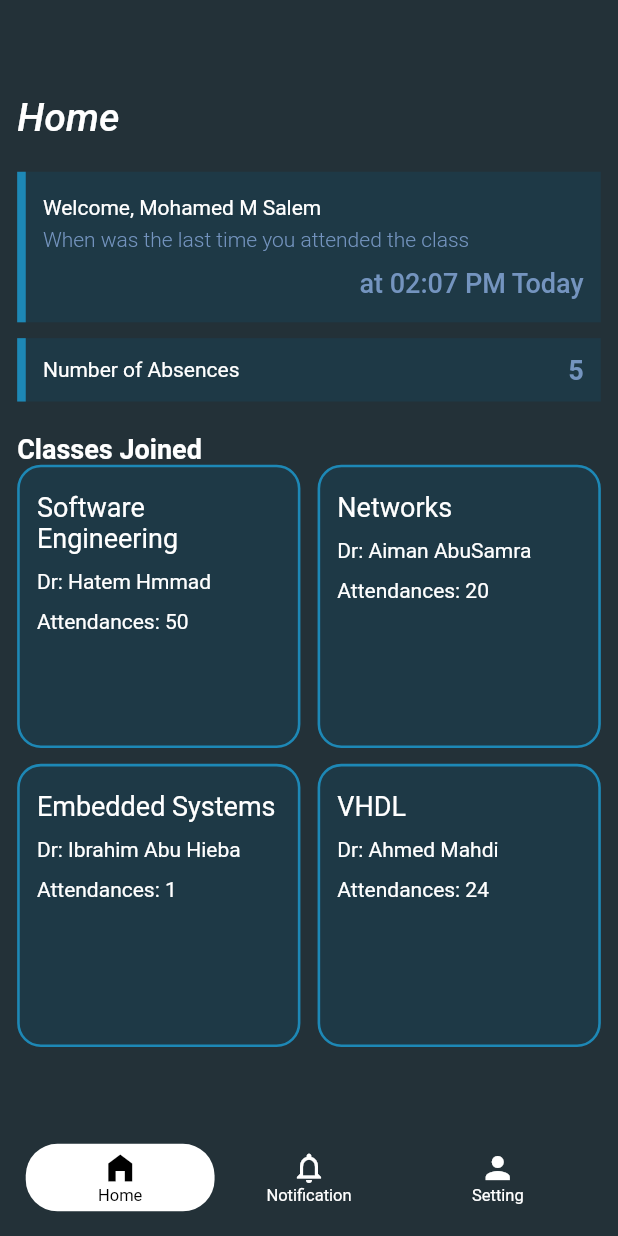
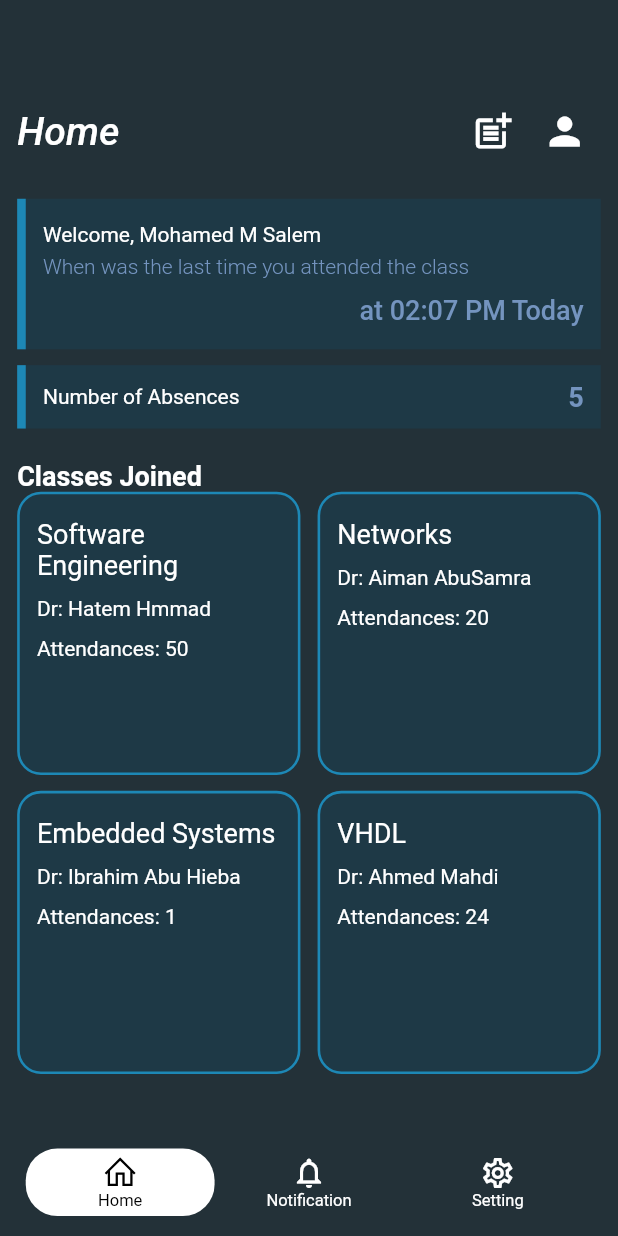
Before and after one commit to Mohamed-Salem7/attendance, a Flutter app: the MainLayout screen opened directly, on a phone screen of 412 x 824 dp. Run offline on Flutter 3.47's test engine with Material 2 defaults, Android fonts, the phone set to English and light mode, and no system bars; drawn by our look-alikes of floating_bottom_navigation_bar; our stand-ins replace flutter_bloc, flutter_onboarding_slider, flutter_screenutil, get, line_icons, qr_flutter and 1 more; missing offline and left inert: qr_code_scanner; accounts and stored records are empty.

```diff
--- a/lib/feature/presntation/view/home_page/home_screen.dart
+++ b/lib/feature/presntation/view/home_page/home_screen.dart
@@ -9,6 +9,7 @@ import 'package:attendance_app/feature/presntation/view/home_page/scan_qr/scan_q
 import 'package:flutter/material.dart';
 import 'package:flutter_screenutil/flutter_screenutil.dart';
 import 'package:get/get.dart';
+import 'package:line_icons/line_icon.dart';
 
 class HomeScreen extends StatelessWidget {
   const HomeScreen({Key? key}) : super(key: key);
@@ -42,6 +43,8 @@ class HomeScreen extends StatelessWidget {
               SizedBox(
                 height: 40.h,
               ),
+              Row(
+                children: [
                   Text(
                     languageApp == 'Arabic'? AppStrings.homeScreenAr : AppStrings.homeScreenEn,
                     style: TextStyle(
@@ -50,6 +53,11 @@ class HomeScreen extends StatelessWidget {
                       fontStyle: FontStyle.italic,
                       color: Colors.white,
                     ),
+                  ),
+                  const Spacer(),
+                  IconButton(onPressed: (){}, icon: Icon(Icons.post_add,color: Colors.white,size: 30.spMin,),),
+                  IconButton(onPressed: (){}, icon: Icon(Icons.person,color: Colors.white,size: 30.spMin,),),
+                ],
               ),
               SizedBox(
                 height: 20.h,
--- a/lib/feature/presntation/view/main_layout/main_layout.dart
+++ b/lib/feature/presntation/view/main_layout/main_layout.dart
@@ -6,6 +6,7 @@ import 'package:floating_bottom_navigation_bar/floating_bottom_navigation_bar.da
 import 'package:flutter/material.dart';
 import 'package:flutter_bloc/flutter_bloc.dart';
 import 'package:flutter_screenutil/flutter_screenutil.dart';
+import 'package:line_icons/line_icon.dart';
 
 class MainLayout extends StatelessWidget {
   const MainLayout({Key? key}) : super(key: key);
@@ -25,32 +26,23 @@ class MainLayout extends StatelessWidget {
               backgroundColor: AppColor.primary2Color,
               itemBorderRadius: 20.r,
               borderRadius: 20.r,
-              margin:  EdgeInsets.only(bottom: 8.h,left: 8.w,right: 8.w),
+              margin:  EdgeInsets.only(bottom: 5.h,left: 8.w,right: 8.w),
               onTap: (value) {
                 cubit.changeIndex(value);
               },
               items: [
-                /// Home
                 FloatingNavbarItem(
-                    icon: Icons.home_filled,
+                    icon: LineIcon.home().icon,
                     title: 'Home'
-                    /*selectedColor: AppColor.primaryColor,
-                    unselectedColor: Colors.grey,*/
                 ),
-                /// Records
                 FloatingNavbarItem(
-                    icon: Icons.notifications_none_outlined,
-                    title: 'Notification'
-                    /*selectedColor: AppColor.primaryColor,
-                    unselectedColor: Colors.grey,*/
+                    icon: Icons.notifications_none,
+                    title: 'Notification',
                 ),
-                /// Profile
                 FloatingNavbarItem(
-                    icon: Icons.person,
+                    icon: Icons.settings_outlined,
                   title: 'Setting'
                 ),
-                    /*selectedColor: AppColor.primaryColor,
-                    unselectedColor: Colors.grey),*/
               ],
             ),
           ),
--- a/lib/feature/presntation/view/setting_page/setting_screen.dart
+++ b/lib/feature/presntation/view/setting_page/setting_screen.dart
@@ -12,6 +12,7 @@ import 'package:flutter/material.dart';
 import 'package:flutter_bloc/flutter_bloc.dart';
 import 'package:flutter_screenutil/flutter_screenutil.dart';
 import 'package:get/get.dart';
+import 'package:line_icons/line_icon.dart';
 
 class SettingScreen extends StatelessWidget {
   const SettingScreen({Key? key}) : super(key: key);
@@ -108,7 +109,7 @@ class SettingScreen extends StatelessWidget {
                     ),
                     CustomTile(
                       title: languageApp == 'Arabic'? AppStrings.logoutAr: AppStrings.logoutEn,
-                      icon: Icons.exit_to_app_sharp,
+                      icon: LineIcon.alternateSignOut().icon!,
                       isLanguage: false,
                       color: Colors.red,
                       function: ()
```
Also changed, not shown: lib/feature/presntation/view/setting_page/component/coustem_tile.dart (+4 -3 lines). Lines whose indentation alone changed are shown as unchanged.
